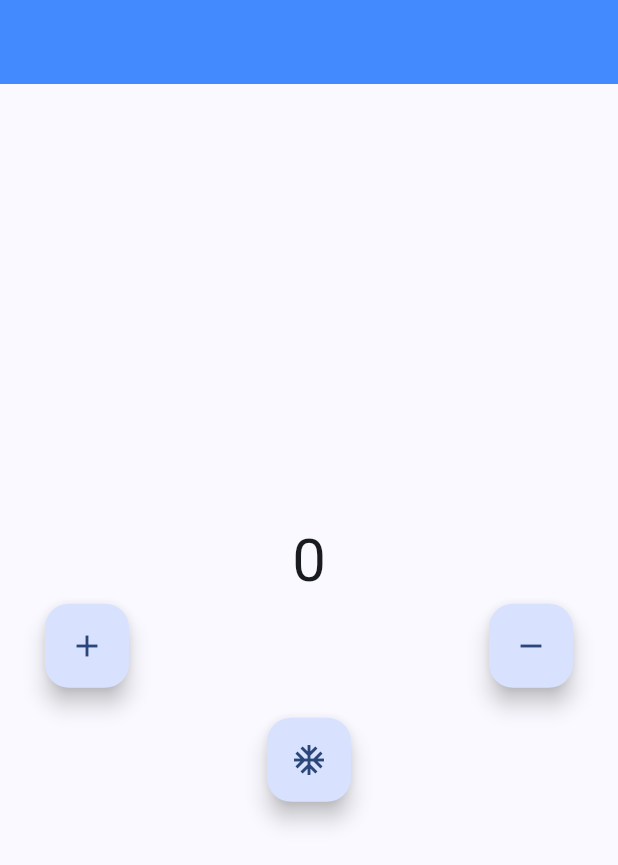
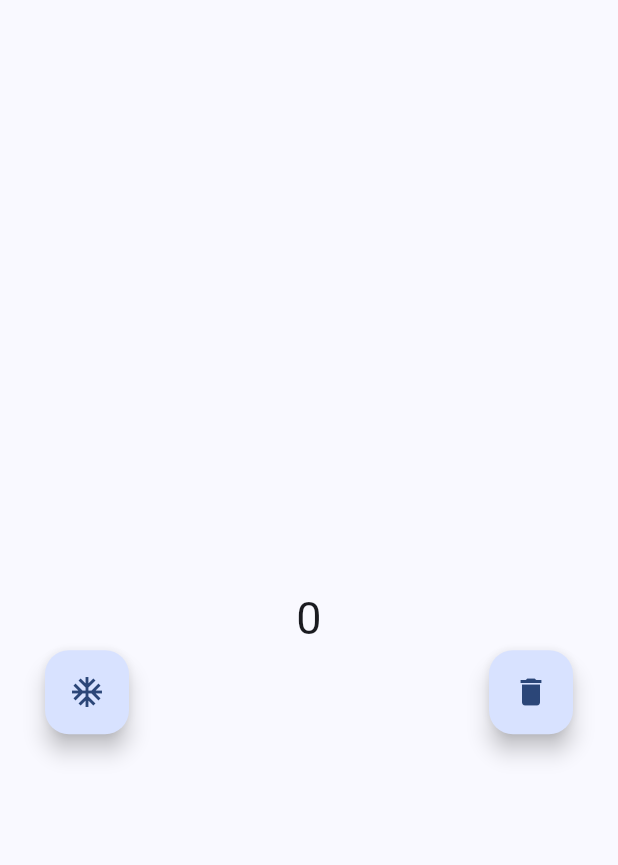
Before and after one commit to DefenShahria/bloc-State-management-, a Flutter app: the screen it shows after launch, on a phone screen of 412 x 824 dp. Shown: the top 865 px of the screen. Run offline on Flutter 3.47's test engine with Material 3 defaults, Android fonts, the phone set to English and light mode, and no system bars; our stand-ins replace bloc, flutter_bloc.

```diff
--- /dev/null
+++ b/lib/bloc/counter_event.dart
@@ -0,0 +1,4 @@
+part of 'counter_bloc.dart';
+
+@immutable
+sealed class CounterEvent {}
--- /dev/null
+++ b/lib/bloc/counter_home.dart
@@ -0,0 +1,33 @@
+import 'package:flutter/material.dart';
+
+class Bloc_homepage extends StatefulWidget {
+  const Bloc_homepage({super.key});
+
+  @override
+  State<Bloc_homepage> createState() => _Bloc_homepageState();
+}
+
+class _Bloc_homepageState extends State<Bloc_homepage> {
+  @override
+  Widget build(BuildContext context) {
+    return Scaffold(
+      appBar: AppBar(),
+      body: Padding(
+        padding: const EdgeInsets.all(30.0),
+        child: Column(
+          mainAxisAlignment: MainAxisAlignment.center,
+          children: [
+            Text('0',style: TextStyle(fontSize: 30),),
+            Row(
+              mainAxisAlignment: MainAxisAlignment.spaceBetween,
+              children: [
+                FloatingActionButton(onPressed: (){},child: Icon(Icons.ac_unit),),
+                FloatingActionButton(onPressed: (){},child: Icon(Icons.delete),),
+              ],
+            ),
+          ],
+        ),
+      ),
+    );
+  }
+}
--- /dev/null
+++ b/lib/bloc/counter_state.dart
@@ -0,0 +1,6 @@
+part of 'counter_bloc.dart';
+
+@immutable
+sealed class CounterState {}
+
+final class CounterInitial extends CounterState {}
--- a/lib/home_page.dart
+++ b/lib/cubit/home_page.dart
@@ -1,11 +1,12 @@
-import 'package:block_code/counter_cubit.dart';
-import 'package:block_code/counter_state.dart';
-import 'package:block_code/new_screen.dart';
+
+import 'package:block_code/cubit/counter_cubit.dart';
+import 'package:block_code/cubit/counter_state.dart';
+import 'package:block_code/cubit/new_screen.dart';
 import 'package:flutter/material.dart';
 import 'package:flutter_bloc/flutter_bloc.dart';
 
-class MyHomePage extends StatelessWidget {
-  const MyHomePage({super.key});
+class Cubit_Homepage extends StatelessWidget {
+  const Cubit_Homepage({super.key});
 
   @override
   Widget build(BuildContext context) {
--- a/lib/main.dart
+++ b/lib/main.dart
@@ -1,7 +1,9 @@
+import 'package:block_code/bloc/counter_home.dart';
+import 'package:block_code/cubit/counter_cubit.dart';
+import 'package:block_code/cubit/home_page.dart';
 import 'package:flutter/material.dart';
 import 'package:flutter_bloc/flutter_bloc.dart';
-import 'counter_cubit.dart';
-import 'home_page.dart';
+
 
 void main() {
   runApp(const MyApp());
@@ -22,7 +24,7 @@ class MyApp extends StatelessWidget {
       ),
       home:  BlocProvider(
           create: (context)=>CounterCubit(),
-      child: MyHomePage()),
+      child: Bloc_homepage()),
     );
   }
 }
```
Also changed, not shown: lib/bloc/counter_bloc.dart (added, +13 -0 lines), lib/cubit/counter_cubit.dart (renamed from lib/counter_cubit.dart), lib/cubit/counter_state.dart (renamed from lib/counter_state.dart), lib/cubit/new_screen.dart (renamed from lib/new_screen.dart).
